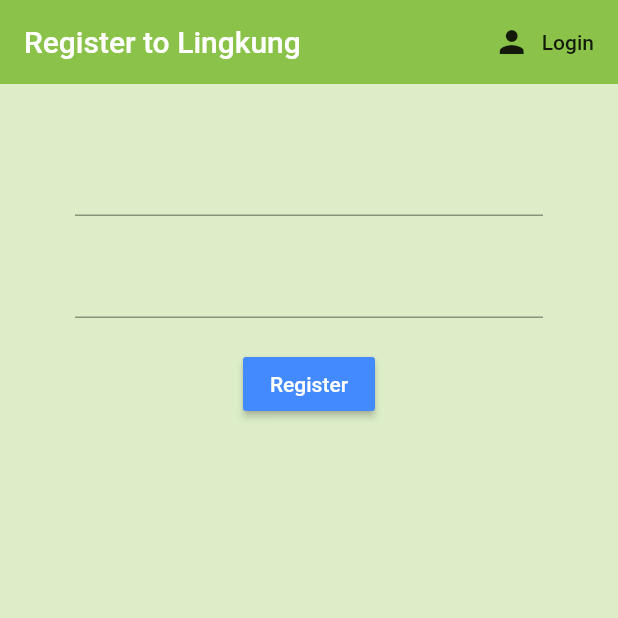
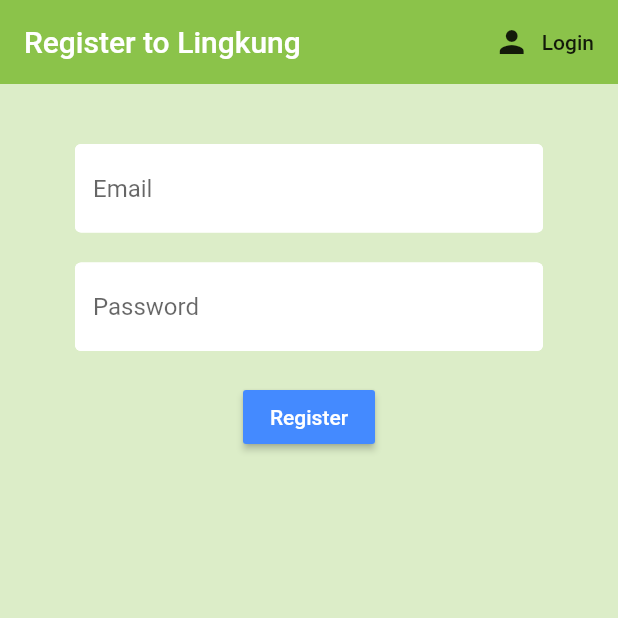
Before and after one commit to Gocir/firebase-login-register, a Flutter app: the screen it shows after launch, after a tap on "Login", after a tap on "Register", on a phone screen of 412 x 824 dp, the top half of it. Run offline on Flutter 3.47's test engine with Material 2 defaults, Android fonts, the phone set to English and light mode, and no system bars; our stand-ins replace cloud_firestore, firebase_auth, flutter_spinkit; accounts and stored records are empty.

Commit message:
Make Loading with Flutter spinKit

```diff
--- a/lib/main.dart
+++ b/lib/main.dart
@@ -15,6 +15,7 @@ class MyApp extends StatelessWidget {
     return StreamProvider<User>.value(
       value: AuthService().user,
         child: MaterialApp(
+        debugShowCheckedModeBanner: false,
         home: Wrapper(),
       ),
     );
--- a/lib/screens/authenticate/signIn.dart
+++ b/lib/screens/authenticate/signIn.dart
@@ -1,4 +1,6 @@
 import 'package:firebase_login_register/services/auth.dart';
+import 'package:firebase_login_register/utilities/loading.dart';
+import 'package:firebase_login_register/utilities/style.dart';
 import 'package:flutter/material.dart';
 
 class SignIn extends StatefulWidget {
@@ -15,6 +17,8 @@ class _SignInState extends State<SignIn> {
   final AuthService _auth = AuthService();
   final _formkey = GlobalKey<FormState>();
 
+  bool loading = false;
+
   //text field state
   String email = '';
   String password = '';
@@ -22,7 +26,7 @@ class _SignInState extends State<SignIn> {
 
   @override
   Widget build(BuildContext context) {
-    return Scaffold(
+    return loading ? Loading() : Scaffold(
       backgroundColor: Colors.lightGreen[100],
       appBar: AppBar(
         backgroundColor: Colors.lightGreen,
@@ -46,6 +50,7 @@ class _SignInState extends State<SignIn> {
             children: <Widget>[
               SizedBox(height: 20.0,),
               TextFormField(
+                decoration: textInputDecoration.copyWith(hintText: 'Email'),
                 validator: (val) => val.isEmpty ? 'Enter an email' : null,
                 onChanged: (val) {
                   setState(() => email = val);
@@ -53,6 +58,7 @@ class _SignInState extends State<SignIn> {
               ),
               SizedBox(height: 20.0,),
               TextFormField(
+                decoration: textInputDecoration.copyWith(hintText: 'Password'),
                 obscureText: true,
                 validator: (val) => val.length < 6  ? 'Enter a password 6+ char long' : null,
                 onChanged: (val) {
@@ -70,9 +76,13 @@ class _SignInState extends State<SignIn> {
                 ),
                 onPressed: () async{
                   if (_formkey.currentState.validate()){
+                    setState(() => loading = true);
                     dynamic result = await _auth.signInWithEmailAndPassword(email, password);
                     if (result == null) {
-                      setState(() => error = 'could not sign in with those credentials');
+                      setState(() {
+                        error = 'could not sign in with those credentials';
+                        loading = false;
+                      });
                     }
                   }
                 }
--- a/lib/screens/authenticate/signUp.dart
+++ b/lib/screens/authenticate/signUp.dart
@@ -1,4 +1,6 @@
 import 'package:firebase_login_register/services/auth.dart';
+import 'package:firebase_login_register/utilities/loading.dart';
+import 'package:firebase_login_register/utilities/style.dart';
 import 'package:flutter/material.dart';
 
 class SignUp extends StatefulWidget {
@@ -15,6 +17,8 @@ class _SignUpState extends State<SignUp> {
   final AuthService _auth = AuthService();
   final _formkey = GlobalKey<FormState>();
 
+  bool loading = false;
+
   //text field state
   String email = '';
   String password = '';
@@ -22,7 +26,7 @@ class _SignUpState extends State<SignUp> {
 
   @override
   Widget build(BuildContext context) {
-    return Scaffold(
+    return loading ? Loading() :Scaffold(
       backgroundColor: Colors.lightGreen[100],
       appBar: AppBar(
         backgroundColor: Colors.lightGreen,
@@ -46,6 +50,7 @@ class _SignUpState extends State<SignUp> {
             children: <Widget>[
               SizedBox(height: 20.0,),
               TextFormField(
+                decoration: textInputDecoration.copyWith(hintText: 'Email'),
                 validator: (val) => val.isEmpty ? 'Enter an email' : null,
                 onChanged: (val) {
                   setState(() => email = val);
@@ -53,6 +58,7 @@ class _SignUpState extends State<SignUp> {
               ),
               SizedBox(height: 20.0,),
               TextFormField(
+                decoration: textInputDecoration.copyWith(hintText: 'Password'),
                 validator: (val) => val.length < 6  ? 'Enter a password 6+ char long' : null,
                 obscureText: true,
                 onChanged: (val) {
@@ -70,9 +76,13 @@ class _SignUpState extends State<SignUp> {
                 ),
                 onPressed: () async{
                   if (_formkey.currentState.validate()){
+                    setState(() => loading = true);
                     dynamic result = await _auth.signUpWithEmailAndPassword(email, password);
                     if (result == null) {
-                      setState(() => error = 'please supply a valid email');
+                      setState(() {
+                        error = 'please supply a valid email';
+                        loading = false;
+                      });
                     }
                   }
                 }
--- a/pubspec.yaml
+++ b/pubspec.yaml
@@ -26,6 +26,7 @@ dependencies:
   firebase_auth:
   cloud_firestore:
   provider:
+  flutter_spinkit:
 
 
   # The following adds the Cupertino Icons font to your application.
```
Also changed, not shown: pubspec.lock.
